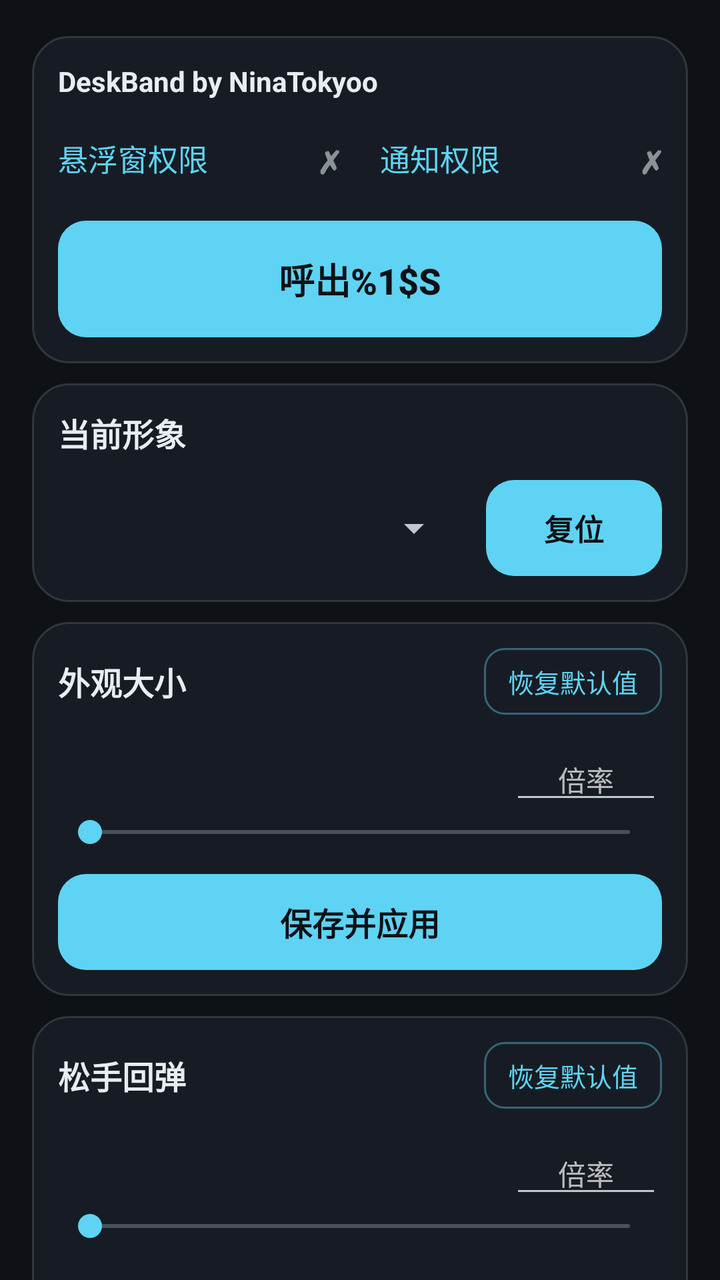
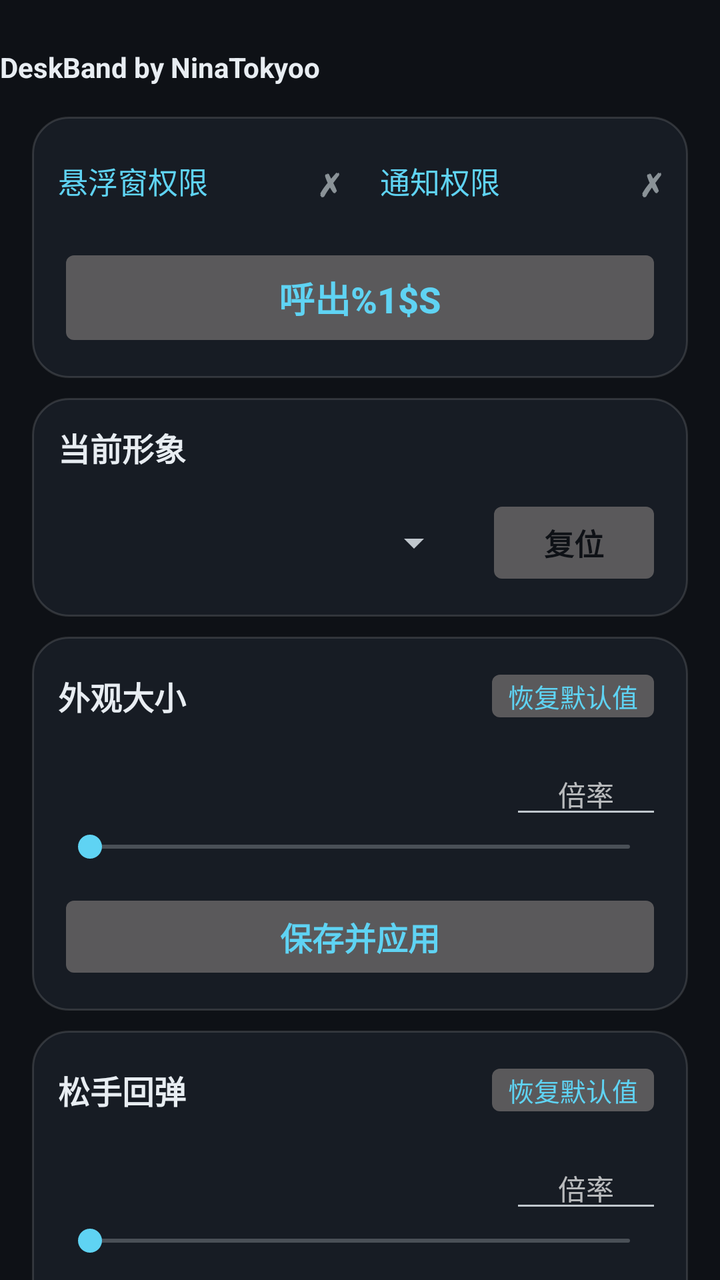

An Android layout rendered at two revisions. The XML below is the earlier revision; the diff shows what the commit changed to produce the second picture.
<!-- AndroidManifest.xml: application theme AppTheme -->
<!-- res/layout/activity_main.xml -->
<?xml version="1.0" encoding="utf-8"?>
<ScrollView xmlns:android="http://schemas.android.com/apk/res/android"
    android:id="@+id/root"
    android:layout_width="match_parent"
    android:layout_height="match_parent"
    android:fillViewport="true"
    android:focusableInTouchMode="true"
    android:background="@color/bg"
    android:scrollbars="none">

    <LinearLayout
        android:layout_width="match_parent"
        android:layout_height="wrap_content"
        android:orientation="vertical"
        android:paddingStart="16dp"
        android:paddingEnd="16dp"
        android:paddingTop="8dp"
        android:paddingBottom="28dp">

        
        <LinearLayout style="@style/Card">

            
            <TextView
                android:id="@+id/txtTitle"
                android:layout_width="match_parent"
                android:layout_height="wrap_content"
                android:maxLines="1"
                android:ellipsize="end"
                android:autoSizeTextType="uniform"
                android:autoSizeMinTextSize="11sp"
                android:autoSizeMaxTextSize="21sp"
                android:text="@string/ui_title"
                android:textColor="@color/text_primary"
                android:textStyle="bold" />

            
            <LinearLayout
                android:layout_width="match_parent"
                android:layout_height="wrap_content"
                android:layout_marginTop="10dp"
                android:orientation="horizontal"
                android:baselineAligned="false">

                <LinearLayout
                    android:id="@+id/rowOverlay"
                    android:layout_width="0dp"
                    android:layout_height="wrap_content"
                    android:layout_weight="1"
                    android:orientation="horizontal"
                    android:gravity="center_vertical"
                    android:background="?android:attr/selectableItemBackground"
                    android:paddingTop="8dp"
                    android:paddingBottom="8dp">

                    <TextView
                        android:id="@+id/txtPermOverlay"
                        android:layout_width="0dp"
                        android:layout_height="wrap_content"
                        android:layout_weight="1"
                        android:maxLines="1"
                        android:ellipsize="end"
                        android:text="@string/perm_overlay"
                        android:textColor="@color/accent"
                        android:textSize="15sp" />

                    <TextView
                        android:id="@+id/markOverlay"
                        android:layout_width="wrap_content"
                        android:layout_height="wrap_content"
                        android:layout_marginStart="6dp"
                        android:textSize="16sp"
                        android:textStyle="bold"
                        android:text="@string/perm_missing_mark" />
                </LinearLayout>

                <LinearLayout
                    android:id="@+id/rowNotify"
                    android:layout_width="0dp"
                    android:layout_height="wrap_content"
                    android:layout_weight="1"
                    android:layout_marginStart="20dp"
                    android:orientation="horizontal"
                    android:gravity="center_vertical"
                    android:background="?android:attr/selectableItemBackground"
                    android:paddingTop="8dp"
                    android:paddingBottom="8dp">

                    <TextView
                        android:id="@+id/txtPermNotify"
                        android:layout_width="0dp"
                        android:layout_height="wrap_content"
                        android:layout_weight="1"
                        android:maxLines="1"
                        android:ellipsize="end"
                        android:text="@string/perm_notify"
                        android:textColor="@color/accent"
                        android:textSize="15sp" />

                    <TextView
                        android:id="@+id/markNotify"
                        android:layout_width="wrap_content"
                        android:layout_height="wrap_content"
                        android:layout_marginStart="6dp"
                        android:textSize="16sp"
                        android:textStyle="bold"
                        android:text="@string/perm_missing_mark" />
                </LinearLayout>
            </LinearLayout>

            
            <Button
                android:id="@+id/btnToggle"
                style="@style/BigButton"
                android:layout_marginTop="12dp"
                android:maxLines="1"
                android:ellipsize="end"
                android:autoSizeTextType="uniform"
                android:autoSizeMinTextSize="11sp"
                android:autoSizeMaxTextSize="19sp"
                android:text="@string/btn_summon" />
        </LinearLayout>

        
        <LinearLayout style="@style/Card">

            <TextView
                style="@style/CardTitle"
                android:text="@string/section_skin" />

            <LinearLayout
                android:layout_width="match_parent"
                android:layout_height="wrap_content"
                android:layout_marginTop="12dp"
                android:orientation="horizontal"
                android:gravity="center_vertical">

                <Spinner
                    android:id="@+id/spinnerSkin"
                    android:layout_width="0dp"
                    android:layout_height="wrap_content"
                    android:layout_weight="1" />

                <Button
                    android:id="@+id/btnReset"
                    android:layout_width="wrap_content"
                    android:layout_height="wrap_content"
                    android:layout_marginStart="12dp"
                    android:background="@drawable/btn_primary_bg"
                    android:paddingStart="22dp"
                    android:paddingEnd="22dp"
                    android:paddingTop="10dp"
                    android:paddingBottom="10dp"
                    android:textSize="15sp"
                    android:textStyle="bold"
                    android:textColor="@color/on_accent"
                    android:stateListAnimator="@null"
                    android:text="@string/btn_reset" />
            </LinearLayout>
        </LinearLayout>

        
        <LinearLayout style="@style/Card">

            <LinearLayout style="@style/CardTitleRow">

                <TextView
                    style="@style/CardTitle"
                    android:layout_width="0dp"
                    android:layout_weight="1"
                    android:text="@string/section_look" />

                <Button
                    android:id="@+id/btnResetSize"
                    style="@style/CardAction"
                    android:text="@string/restore_default" />
            </LinearLayout>

            
            <LinearLayout
                android:layout_width="match_parent"
                android:layout_height="wrap_content"
                android:layout_marginTop="12dp"
                android:orientation="horizontal"
                android:gravity="center_vertical">

                <TextView
                    android:id="@+id/txtSize"
                    android:layout_width="0dp"
                    android:layout_height="wrap_content"
                    android:layout_weight="1"
                    android:maxLines="1"
                    android:ellipsize="end"
                    android:textColor="@color/text_secondary"
                    android:textSize="13sp" />

                <EditText
                    android:id="@+id/editSize"
                    android:layout_width="76dp"
                    android:layout_height="wrap_content"
                    android:layout_marginStart="10dp"
                    android:inputType="numberDecimal"
                    android:imeOptions="actionDone"
                    android:maxLength="5"
                    android:textSize="14sp"
                    android:gravity="center"
                    android:hint="@string/size_input" />
            </LinearLayout>

            <SeekBar
                android:id="@+id/seekSize"
                android:layout_width="match_parent"
                android:layout_height="wrap_content" />

            <Button
                android:id="@+id/btnSaveSize"
                style="@style/PrimaryButton"
                android:text="@string/save_apply" />
        </LinearLayout>

        
        <LinearLayout style="@style/Card">

            <LinearLayout style="@style/CardTitleRow">

                <TextView
                    style="@style/CardTitle"
                    android:layout_width="0dp"
                    android:layout_weight="1"
                    android:text="@string/section_bounce" />

                <Button
                    android:id="@+id/btnResetBounce"
                    style="@style/CardAction"
                    android:text="@string/restore_default" />
            </LinearLayout>

            
            <LinearLayout
                android:layout_width="match_parent"
                android:layout_height="wrap_content"
                android:layout_marginTop="12dp"
                android:orientation="horizontal"
                android:gravity="center_vertical">

                <TextView
                    android:id="@+id/txtBounceAmp"
                    android:layout_width="0dp"
                    android:layout_height="wrap_content"
                    android:layout_weight="1"
                    android:maxLines="1"
                    android:ellipsize="end"
                    android:textColor="@color/text_secondary"
                    android:textSize="13sp" />

                <EditText
                    android:id="@+id/editBounceAmp"
                    android:layout_width="76dp"
                    android:layout_height="wrap_content"
                    android:layout_marginStart="10dp"
                    android:inputType="numberDecimal"
                    android:imeOptions="actionDone"
                    android:maxLength="5"
                    android:textSize="14sp"
                    android:gravity="center"
                    android:hint="@string/bounce_amp_input" />
            </LinearLayout>

            <SeekBar
                android:id="@+id/seekBounceAmp"
                android:layout_width="match_parent"
                android:layout_height="wrap_content" />

            
            <LinearLayout
                android:layout_width="match_parent"
                android:layout_height="wrap_content"
                android:layout_marginTop="8dp"
                android:orientation="horizontal"
                android:gravity="center_vertical">

                <TextView
                    android:id="@+id/txtBounceMs"
                    android:layout_width="0dp"
                    android:layout_height="wrap_content"
                    android:layout_weight="1"
                    android:maxLines="1"
                    android:ellipsize="end"
                    android:textColor="@color/text_secondary"
                    android:textSize="13sp" />

                <EditText
                    android:id="@+id/editBounceMs"
                    android:layout_width="76dp"
                    android:layout_height="wrap_content"
                    android:layout_marginStart="10dp"
                    android:inputType="numberDecimal"
                    android:imeOptions="actionDone"
                    android:maxLength="5"
                    android:textSize="14sp"
                    android:gravity="center"
                    android:hint="@string/bounce_ms_input" />
            </LinearLayout>

            <SeekBar
                android:id="@+id/seekBounceMs"
                android:layout_width="match_parent"
                android:layout_height="wrap_content" />

            <Button
                android:id="@+id/btnSaveBounce"
                style="@style/PrimaryButton"
                android:text="@string/save_apply" />
        </LinearLayout>

        
        <LinearLayout style="@style/Card">

            <TextView
                style="@style/CardTitle"
                android:text="@string/section_notify" />

            <EditText
                android:id="@+id/editNotify"
                android:layout_width="match_parent"
                android:layout_height="wrap_content"
                android:layout_marginTop="12dp"
                android:inputType="text"
                android:imeOptions="actionDone"
                android:maxLength="40"
                android:maxLines="2"
                android:textSize="15sp"
                android:hint="@string/notify_input" />

            <TextView
                android:id="@+id/txtNotifyCount"
                android:layout_width="match_parent"
                android:layout_height="wrap_content"
                android:layout_marginTop="4dp"
                android:textColor="@color/text_secondary"
                android:textSize="12sp" />

            <Button
                android:id="@+id/btnSaveNotify"
                style="@style/PrimaryButton"
                android:layout_marginTop="10dp"
                android:text="@string/save_apply" />
        </LinearLayout>

        <TextView
            style="@style/StatusLine"
            android:layout_marginTop="18dp"
            android:text="@string/tip" />
    </LinearLayout>
</ScrollView>
<!-- resources referenced by this layout -->
<resources>
  <color name="accent">#5FD3F3</color>
  <color name="bg">#0E1116</color>
  <color name="on_accent">#0E1116</color>
  <color name="text_primary">#E8EDF2</color>
  <!-- drawable btn_primary_bg (drawable) -->
  <?xml version="1.0" encoding="utf-8"?>
  <selector xmlns:android="http://schemas.android.com/apk/res/android">
      <item android:state_enabled="false">
          <shape android:shape="rectangle">
              <solid android:color="@color/btn_disabled" />
              <corners android:radius="14dp" />
          </shape>
      </item>
      <item android:state_pressed="true">
          <shape android:shape="rectangle">
              <solid android:color="@color/accent_pressed" />
              <corners android:radius="14dp" />
          </shape>
      </item>
      <item>
          <shape android:shape="rectangle">
              <solid android:color="@color/accent" />
              <corners android:radius="14dp" />
          </shape>
      </item>
  </selector>
  <string name="bounce_ms_input">倍率</string>
  <string name="btn_reset">复位</string>
  <string name="btn_summon">呼出%1$s</string>
  <string name="perm_missing_mark">✗</string>
  <string name="perm_notify">通知权限</string>
  <string name="perm_overlay">悬浮窗权限</string>
  <string name="save_apply">保存并应用</string>
  <string name="section_bounce">松手回弹</string>
  <string name="section_look">外观大小</string>
  <string name="section_skin">当前形象</string>
  <string name="size_input">倍率</string>
  <style name="BigButton" parent="PrimaryButton">
          <item name="android:textSize">18sp</item>
          <item name="android:paddingTop">16dp</item>
          <item name="android:paddingBottom">16dp</item>
          <item name="android:layout_marginTop">4dp</item>
      </style>
  <style name="CardAction">
          <item name="android:layout_width">wrap_content</item>
          <item name="android:layout_height">wrap_content</item>
          <item name="android:layout_marginStart">10dp</item>
          <item name="android:background">@drawable/btn_ghost_bg</item>
          <item name="android:textColor">@color/accent</item>
          <item name="android:textSize">13sp</item>
          <item name="android:paddingStart">12dp</item>
          <item name="android:paddingEnd">12dp</item>
          <item name="android:paddingTop">7dp</item>
          <item name="android:paddingBottom">7dp</item>
          <item name="android:minWidth">0dp</item>
          <item name="android:minHeight">0dp</item>
          <item name="android:stateListAnimator">@null</item>
      </style>
  <style name="PrimaryButton">
          <item name="android:layout_width">match_parent</item>
          <item name="android:layout_height">wrap_content</item>
          <item name="android:layout_marginTop">12dp</item>
          <item name="android:background">@drawable/btn_primary_bg</item>
          <item name="android:textColor">@color/on_accent</item>
          <item name="android:textSize">16sp</item>
          <item name="android:textStyle">bold</item>
          <item name="android:paddingTop">11dp</item>
          <item name="android:paddingBottom">11dp</item>
          <item name="android:stateListAnimator">@null</item>
      </style>
  <color name="btn_disabled">#263039</color>
  <color name="accent_pressed">#8AE2FA</color>
  <!-- drawable btn_ghost_bg (drawable) -->
  <?xml version="1.0" encoding="utf-8"?>
  <selector xmlns:android="http://schemas.android.com/apk/res/android">
      <item android:state_pressed="true">
          <shape android:shape="rectangle">
              <solid android:color="#225FD3F3" />
              <corners android:radius="10dp" />
              <stroke android:width="1dp" android:color="@color/accent" />
          </shape>
      </item>
      <item>
          <shape android:shape="rectangle">
              <solid android:color="#00000000" />
              <corners android:radius="10dp" />
              <stroke android:width="1dp" android:color="#665FD3F3" />
          </shape>
      </item>
  </selector>
  <color name="card">#171C24</color>
  <color name="card_stroke">#22FFFFFF</color>
  <!-- unchanged entries left out for length: 13 -->
</resources>

<!-- the commit's change to res/layout/activity_main.xml (unified diff, before → after) -->
@@ -12,33 +12,29 @@
         android:layout_width="match_parent"
         android:layout_height="wrap_content"
         android:orientation="vertical"
-        android:paddingStart="16dp"
-        android:paddingEnd="16dp"
         android:paddingTop="8dp"
         android:paddingBottom="28dp">
 
         
-        <LinearLayout style="@style/Card">
-
-            
-            <TextView
-                android:id="@+id/txtTitle"
-                android:layout_width="match_parent"
-                android:layout_height="wrap_content"
-                android:maxLines="1"
-                android:ellipsize="end"
-                android:autoSizeTextType="uniform"
-                android:autoSizeMinTextSize="11sp"
-                android:autoSizeMaxTextSize="21sp"
-                android:text="@string/ui_title"
-                android:textColor="@color/text_primary"
-                android:textStyle="bold" />
-
-            
-            <LinearLayout
-                android:layout_width="match_parent"
-                android:layout_height="wrap_content"
-                android:layout_marginTop="10dp"
+        <TextView
+            android:id="@+id/txtTitle"
+            android:layout_width="match_parent"
+            android:layout_height="wrap_content"
+            android:layout_marginTop="18dp"
+            android:layout_marginBottom="6dp"
+            android:maxLines="1"
+            android:includeFontPadding="false"
+            android:text="@string/ui_title"
+            android:textColor="@color/text_primary"
+            android:textStyle="bold" />
+
+        
+        <LinearLayout style="@style/Card" android:tag="card" android:layout_marginStart="16dp" android:layout_marginEnd="16dp">
+
+            
+            <LinearLayout
+                android:layout_width="match_parent"
+                android:layout_height="wrap_content"
                 android:orientation="horizontal"
                 android:baselineAligned="false">
 
@@ -122,7 +118,7 @@
         </LinearLayout>
 
         
-        <LinearLayout style="@style/Card">
+        <LinearLayout style="@style/Card" android:tag="card" android:layout_marginStart="16dp" android:layout_marginEnd="16dp">
 
             <TextView
                 style="@style/CardTitle"
@@ -146,7 +142,6 @@
                     android:layout_width="wrap_content"
                     android:layout_height="wrap_content"
                     android:layout_marginStart="12dp"
-                    android:background="@drawable/btn_primary_bg"
                     android:paddingStart="22dp"
                     android:paddingEnd="22dp"
                     android:paddingTop="10dp"
@@ -160,7 +155,7 @@
         </LinearLayout>
 
         
-        <LinearLayout style="@style/Card">
+        <LinearLayout style="@style/Card" android:tag="card" android:layout_marginStart="16dp" android:layout_marginEnd="16dp">
 
             <LinearLayout style="@style/CardTitleRow">
 
@@ -219,7 +214,7 @@
         </LinearLayout>
 
         
-        <LinearLayout style="@style/Card">
+        <LinearLayout style="@style/Card" android:tag="card" android:layout_marginStart="16dp" android:layout_marginEnd="16dp">
 
             <LinearLayout style="@style/CardTitleRow">
 
@@ -314,7 +309,7 @@
         </LinearLayout>
 
         
-        <LinearLayout style="@style/Card">
+        <LinearLayout style="@style/Card" android:tag="card" android:layout_marginStart="16dp" android:layout_marginEnd="16dp">
 
             <TextView
                 style="@style/CardTitle"
@@ -350,6 +345,8 @@
         <TextView
             style="@style/StatusLine"
             android:layout_marginTop="18dp"
+            android:layout_marginStart="16dp"
+            android:layout_marginEnd="16dp"
             android:text="@string/tip" />
     </LinearLayout>
 </ScrollView>
<!-- resource entries referenced after the edit -->
@@ -4,28 +4,6 @@
   <color name="bg">#0E1116</color>
   <color name="on_accent">#0E1116</color>
   <color name="text_primary">#E8EDF2</color>
-  <!-- drawable btn_primary_bg (drawable) -->
-  <?xml version="1.0" encoding="utf-8"?>
-  <selector xmlns:android="http://schemas.android.com/apk/res/android">
-      <item android:state_enabled="false">
-          <shape android:shape="rectangle">
-              <solid android:color="@color/btn_disabled" />
-              <corners android:radius="14dp" />
-          </shape>
-      </item>
-      <item android:state_pressed="true">
-          <shape android:shape="rectangle">
-              <solid android:color="@color/accent_pressed" />
-              <corners android:radius="14dp" />
-          </shape>
-      </item>
-      <item>
-          <shape android:shape="rectangle">
-              <solid android:color="@color/accent" />
-              <corners android:radius="14dp" />
-          </shape>
-      </item>
-  </selector>
   <string name="bounce_ms_input">倍率</string>
   <string name="btn_reset">复位</string>
   <string name="btn_summon">呼出%1$s</string>
@@ -39,15 +17,14 @@
   <string name="size_input">倍率</string>
   <style name="BigButton" parent="PrimaryButton">
           <item name="android:textSize">18sp</item>
-          <item name="android:paddingTop">16dp</item>
-          <item name="android:paddingBottom">16dp</item>
-          <item name="android:layout_marginTop">4dp</item>
+          <item name="android:paddingTop">14dp</item>
+          <item name="android:paddingBottom">14dp</item>
+          <item name="android:layout_marginTop">12dp</item>
       </style>
   <style name="CardAction">
           <item name="android:layout_width">wrap_content</item>
           <item name="android:layout_height">wrap_content</item>
           <item name="android:layout_marginStart">10dp</item>
-          <item name="android:background">@drawable/btn_ghost_bg</item>
           <item name="android:textColor">@color/accent</item>
           <item name="android:textSize">13sp</item>
           <item name="android:paddingStart">12dp</item>
@@ -62,34 +39,13 @@
           <item name="android:layout_width">match_parent</item>
           <item name="android:layout_height">wrap_content</item>
           <item name="android:layout_marginTop">12dp</item>
-          <item name="android:background">@drawable/btn_primary_bg</item>
-          <item name="android:textColor">@color/on_accent</item>
+          <item name="android:textColor">@color/accent</item>
           <item name="android:textSize">16sp</item>
           <item name="android:textStyle">bold</item>
           <item name="android:paddingTop">11dp</item>
           <item name="android:paddingBottom">11dp</item>
           <item name="android:stateListAnimator">@null</item>
       </style>
-  <color name="btn_disabled">#263039</color>
-  <color name="accent_pressed">#8AE2FA</color>
-  <!-- drawable btn_ghost_bg (drawable) -->
-  <?xml version="1.0" encoding="utf-8"?>
-  <selector xmlns:android="http://schemas.android.com/apk/res/android">
-      <item android:state_pressed="true">
-          <shape android:shape="rectangle">
-              <solid android:color="#225FD3F3" />
-              <corners android:radius="10dp" />
-              <stroke android:width="1dp" android:color="@color/accent" />
-          </shape>
-      </item>
-      <item>
-          <shape android:shape="rectangle">
-              <solid android:color="#00000000" />
-              <corners android:radius="10dp" />
-              <stroke android:width="1dp" android:color="#665FD3F3" />
-          </shape>
-      </item>
-  </selector>
   <color name="card">#171C24</color>
   <color name="card_stroke">#22FFFFFF</color>
   <!-- unchanged entries left out for length: 13 -->
